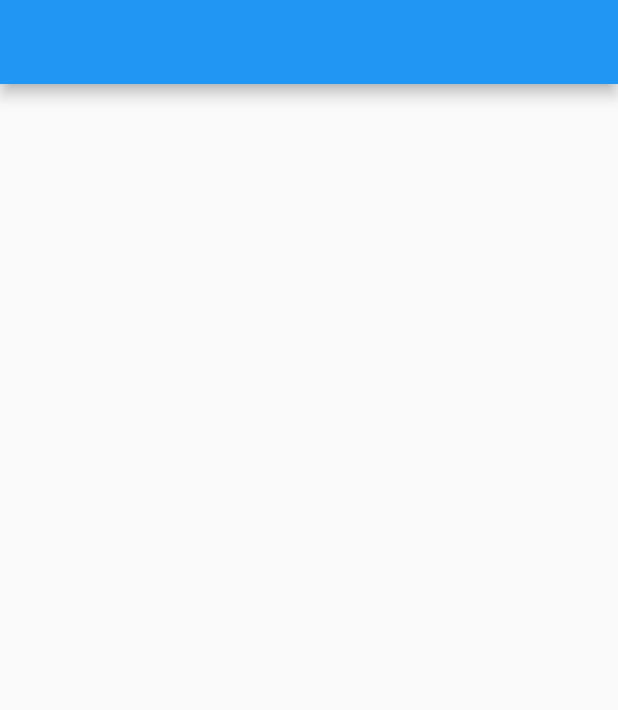
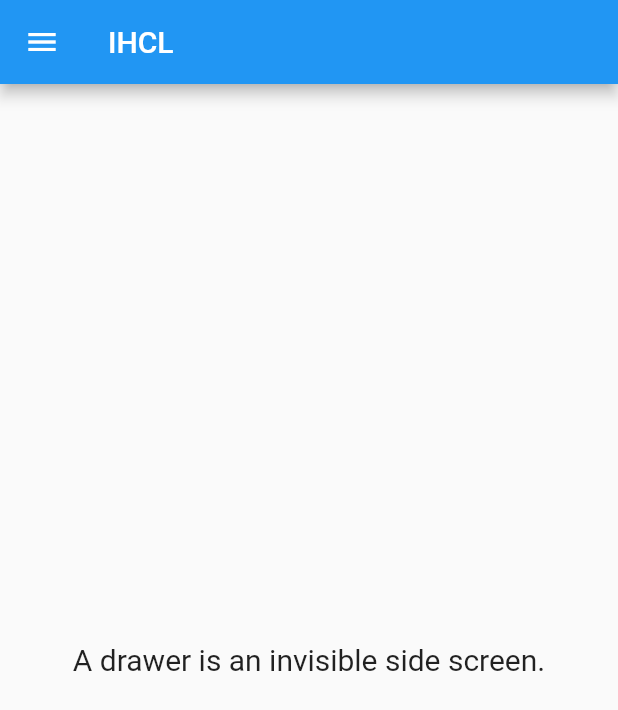
Before and after one commit to madhumohantechouts/ihcltata_flutter, a Flutter app: the screen it shows after launch, on a phone screen of 412 x 824 dp. Shown: the top 710 px of the screen. Run offline on Flutter 3.47's test engine with Material 2 defaults, Android fonts, the phone set to English and light mode, and no system bars.

Commit message:
drawer code has been Added

```diff
--- a/lib/main.dart
+++ b/lib/main.dart
@@ -1,8 +1,20 @@
 import 'package:flutter/material.dart';
+import 'package:provider/provider.dart';
+import 'package:provider/single_child_widget.dart';
+
+import 'screens/homescreen.dart';
+import 'state/drawer_state_provider.dart';
 
 void main() {
-  runApp(const MyApp());
+  runApp(MultiProvider(
+    providers: providers,
+    child: const MyApp(),
+  ),);
 }
+
+List<SingleChildWidget> providers = [
+  ChangeNotifierProvider<DrawerStateProvider>(create: (_) => DrawerStateProvider()),
+];
 
 class MyApp extends StatelessWidget {
   const MyApp({Key? key}) : super(key: key);
@@ -14,21 +26,7 @@ class MyApp extends StatelessWidget {
       theme: ThemeData(
         primarySwatch: Colors.blue,
       ),
-      home: const MyHomePage(),
+      home: const HomeScreen(),
     );
   }
 }
-
-class MyHomePage extends StatefulWidget {
-  const MyHomePage({Key? key}) : super(key: key);
-
-  @override
-  State<MyHomePage> createState() => _MyHomePageState();
-}
-
-class _MyHomePageState extends State<MyHomePage> {
-  @override
-  Widget build(BuildContext context) {
-    return Scaffold(appBar: AppBar(), body: const Center());
-  }
-}
--- /dev/null
+++ b/lib/model/drawer_model.dart
@@ -0,0 +1,5 @@
+class DrawerModel{
+  final title;
+
+  DrawerModel({this.title});
+}
--- /dev/null
+++ b/lib/screens/homescreen.dart
@@ -0,0 +1,53 @@
+import 'package:flutter/material.dart';
+import 'package:provider/provider.dart';
+
+import '../state/drawer_state_provider.dart';
+import '../ui_components/drawer_list_item.dart';
+
+class HomeScreen extends StatefulWidget {
+  const HomeScreen({Key? key}) : super(key: key);
+
+  @override
+  State<HomeScreen> createState() => _HomeScreenState();
+}
+
+class _HomeScreenState extends State<HomeScreen> {
+  @override
+  void initState() {
+    super.initState();
+  }
+
+  @override
+  Widget build(BuildContext context) {
+    final drawerstate = Provider.of<DrawerStateProvider>(context, listen: false);
+
+    return Scaffold(
+      appBar: AppBar(title: const Text('IHCL')),
+      body: const Center(
+          child: Text(
+        'A drawer is an invisible side screen.',
+        style: TextStyle(fontSize: 20.0),
+      )),
+      drawer: Drawer(
+        child: ListView(
+          // Important: Remove any padding from the ListView.
+          padding: EdgeInsets.zero,
+          children: <Widget>[
+            const SizedBox(
+              height: 100,
+            ),
+            ListView.builder(
+              itemCount: 8,
+              // scrollDirection: Axis.vertical,
+              shrinkWrap: true,
+              physics: const NeverScrollableScrollPhysics(),
+              itemBuilder: (context, index) {
+                return DrawerListItem(drawerstate.drawerList[index].title, ontap);
+              },
+            ),
+          ],
+        ),
+      ),
+    );
+  }
+}
--- /dev/null
+++ b/lib/state/drawer_state_provider.dart
@@ -0,0 +1,15 @@
+import 'package:flutter/widgets.dart';
+import 'package:ihcltata/model/drawer_model.dart';
+
+class DrawerStateProvider with ChangeNotifier{
+  final drawerList = <DrawerModel>[
+    DrawerModel(title:'BRANDS'),
+    DrawerModel(title:'COMPANY'),
+    DrawerModel(title:'INVESTORS'),
+    DrawerModel(title:'DEVELOPMENT'),
+    DrawerModel(title:'RESPONSIBILITY'),
+    DrawerModel(title:'CAREERS'),
+    DrawerModel(title:'PRESSROOM'),
+    DrawerModel(title:'CONTACT'),
+  ];
+}
--- a/pubspec.yaml
+++ b/pubspec.yaml
@@ -35,6 +35,7 @@ dependencies:
   # Use with the CupertinoIcons class for iOS style icons.
   cupertino_icons: ^1.0.2
   http: ^0.13.3
+  provider: ^6.0.2
 
 dev_dependencies:
   flutter_test:
```
Also changed, not shown: lib/ui_components/drawer_list_item.dart (added, +26 -0 lines), pubspec.lock.
